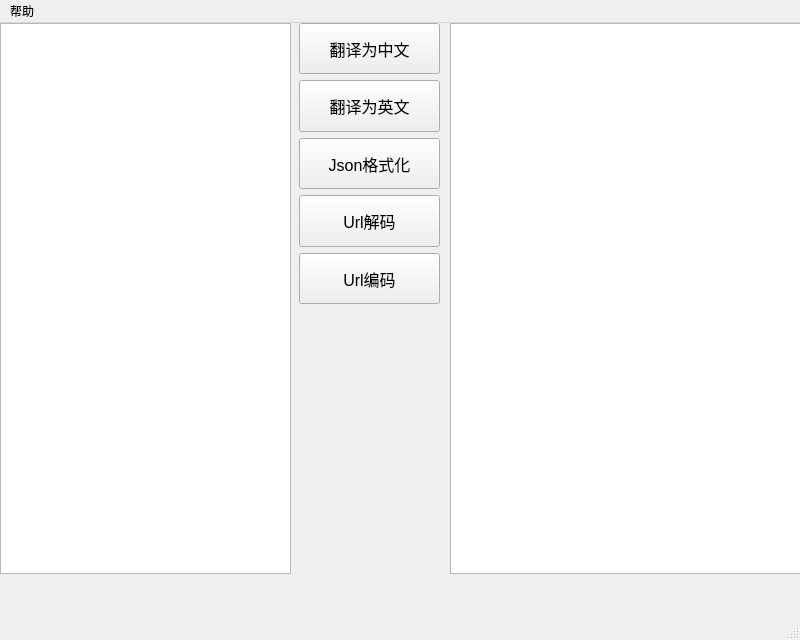
Qt form include/mainwindow.ui (Ayvytr/PythonBox) before a commit.
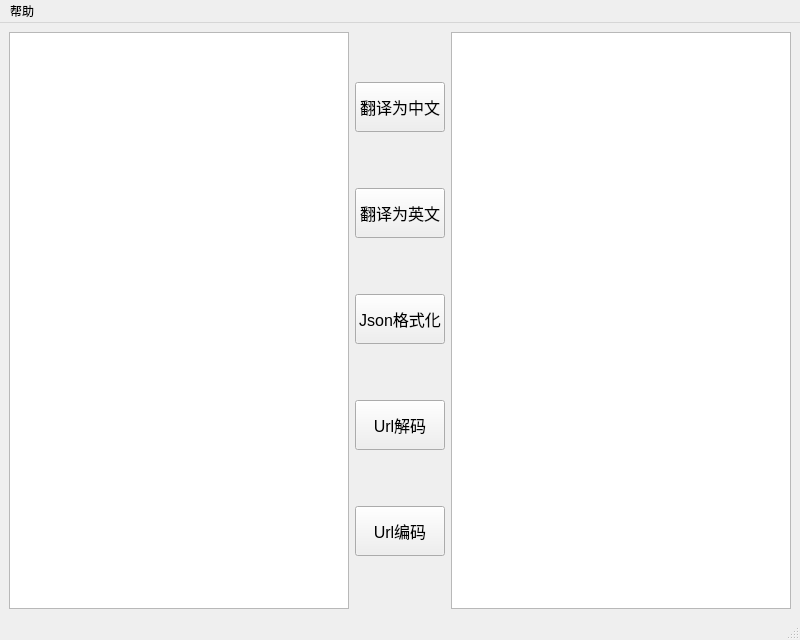
The same form after that commit.

Commit message: 修改About Dialog 增加时间显示

What changed in the file:
```diff
--- a/include/mainwindow.ui
+++ b/include/mainwindow.ui
@@ -20,16 +20,28 @@
    <string>MainWindow</string>
   </property>
   <widget class="QWidget" name="centralwidget">
-   <widget class="QWidget" name="verticalLayoutWidget">
-    <property name="geometry">
-     <rect>
-      <x>299</x>
-      <y>0</y>
-      <width>141</width>
-      <height>281</height>
-     </rect>
-    </property>
-    <layout class="QVBoxLayout" name="verticalLayout">
+   <layout class="QGridLayout" name="gridLayout">
+    <item row="0" column="0">
+     <layout class="QVBoxLayout" name="verticalLayout_2">
+      <item>
+       <widget class="QPlainTextEdit" name="etLeft">
+        <property name="sizePolicy">
+         <sizepolicy hsizetype="Expanding" vsizetype="Expanding">
+          <horstretch>0</horstretch>
+          <verstretch>0</verstretch>
+         </sizepolicy>
+        </property>
+        <property name="font">
+         <font>
+          <pointsize>12</pointsize>
+         </font>
+        </property>
+       </widget>
+      </item>
+     </layout>
+    </item>
+    <item row="0" column="1">
+     <layout class="QVBoxLayout" name="verticalLayout" stretch="0,0,0,0,0">
      <item>
       <widget class="QPushButton" name="btnToChinese">
        <property name="sizePolicy">
@@ -38,6 +50,12 @@
          <verstretch>0</verstretch>
         </sizepolicy>
        </property>
+        <property name="maximumSize">
+         <size>
+          <width>16777215</width>
+          <height>50</height>
+         </size>
+        </property>
        <property name="font">
         <font>
          <pointsize>12</pointsize>
@@ -56,6 +74,12 @@
          <verstretch>0</verstretch>
         </sizepolicy>
        </property>
+        <property name="maximumSize">
+         <size>
+          <width>16777215</width>
+          <height>50</height>
+         </size>
+        </property>
        <property name="font">
         <font>
          <pointsize>12</pointsize>
@@ -74,6 +98,12 @@
          <verstretch>0</verstretch>
         </sizepolicy>
        </property>
+        <property name="maximumSize">
+         <size>
+          <width>16777215</width>
+          <height>50</height>
+         </size>
+        </property>
        <property name="font">
         <font>
          <pointsize>12</pointsize>
@@ -92,6 +122,12 @@
          <verstretch>0</verstretch>
         </sizepolicy>
        </property>
+        <property name="maximumSize">
+         <size>
+          <width>16777215</width>
+          <height>50</height>
+         </size>
+        </property>
        <property name="font">
         <font>
          <pointsize>12</pointsize>
@@ -110,6 +146,12 @@
          <verstretch>0</verstretch>
         </sizepolicy>
        </property>
+        <property name="maximumSize">
+         <size>
+          <width>16777215</width>
+          <height>50</height>
+         </size>
+        </property>
        <property name="font">
         <font>
          <pointsize>12</pointsize>
@@ -121,40 +163,17 @@
       </widget>
      </item>
     </layout>
-   </widget>
-   <widget class="QWidget" name="verticalLayoutWidget_2">
-    <property name="geometry">
-     <rect>
-      <x>0</x>
-      <y>0</y>
-      <width>291</width>
-      <height>551</height>
-     </rect>
-    </property>
-    <layout class="QVBoxLayout" name="verticalLayout_2">
-     <item>
-      <widget class="QPlainTextEdit" name="etLeft">
-       <property name="font">
-        <font>
-         <pointsize>12</pointsize>
-        </font>
-       </property>
-      </widget>
-     </item>
-    </layout>
-   </widget>
-   <widget class="QWidget" name="verticalLayoutWidget_3">
-    <property name="geometry">
-     <rect>
-      <x>450</x>
-      <y>0</y>
-      <width>351</width>
-      <height>551</height>
-     </rect>
-    </property>
+    </item>
+    <item row="0" column="2">
     <layout class="QVBoxLayout" name="verticalLayout_3">
      <item>
       <widget class="QPlainTextEdit" name="etRight">
+        <property name="sizePolicy">
+         <sizepolicy hsizetype="Expanding" vsizetype="Expanding">
+          <horstretch>0</horstretch>
+          <verstretch>0</verstretch>
+         </sizepolicy>
+        </property>
        <property name="font">
         <font>
          <pointsize>12</pointsize>
@@ -163,7 +182,8 @@
       </widget>
      </item>
     </layout>
-   </widget>
+    </item>
+   </layout>
   </widget>
   <widget class="QMenuBar" name="menubar">
    <property name="geometry">
```
Lines whose indentation alone changed are shown as unchanged. The commit also changes 4 other files.
